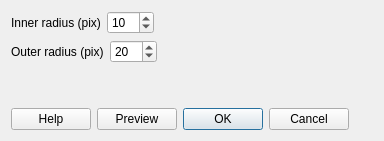
Above: bandpassdialog.ui from mbobowsk/DarQwin before the change. Below: the same form after it.
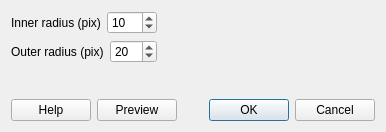
That is the form after the change.

```diff
--- a/bandpassdialog.ui
+++ b/bandpassdialog.ui
@@ -6,14 +6,14 @@
    <rect>
     <x>0</x>
     <y>0</y>
-    <width>384</width>
-    <height>141</height>
+    <width>386</width>
+    <height>132</height>
    </rect>
   </property>
   <property name="windowTitle">
    <string>Band-pass Filter</string>
   </property>
-  <layout class="QFormLayout" name="formLayout">
+  <layout class="QGridLayout" name="gridLayout">
    <item row="0" column="0">
     <layout class="QHBoxLayout" name="horizontalLayout_2">
      <item>
@@ -38,6 +38,19 @@
      </item>
     </layout>
    </item>
+   <item row="0" column="1">
+    <spacer name="horizontalSpacer">
+     <property name="orientation">
+      <enum>Qt::Horizontal</enum>
+     </property>
+     <property name="sizeHint" stdset="0">
+      <size>
+       <width>181</width>
+       <height>20</height>
+      </size>
+     </property>
+    </spacer>
+   </item>
    <item row="1" column="0">
     <layout class="QHBoxLayout" name="horizontalLayout_3">
      <item>
@@ -62,6 +75,19 @@
      </item>
     </layout>
    </item>
+   <item row="1" column="1">
+    <spacer name="horizontalSpacer_2">
+     <property name="orientation">
+      <enum>Qt::Horizontal</enum>
+     </property>
+     <property name="sizeHint" stdset="0">
+      <size>
+       <width>181</width>
+       <height>20</height>
+      </size>
+     </property>
+    </spacer>
+   </item>
    <item row="2" column="0">
     <spacer name="verticalSpacer">
      <property name="orientation">
@@ -75,7 +101,7 @@
      </property>
     </spacer>
    </item>
-   <item row="3" column="0">
+   <item row="3" column="0" colspan="2">
     <layout class="QHBoxLayout" name="horizontalLayout">
      <item>
       <widget class="QPushButton" name="helpButton">
```
